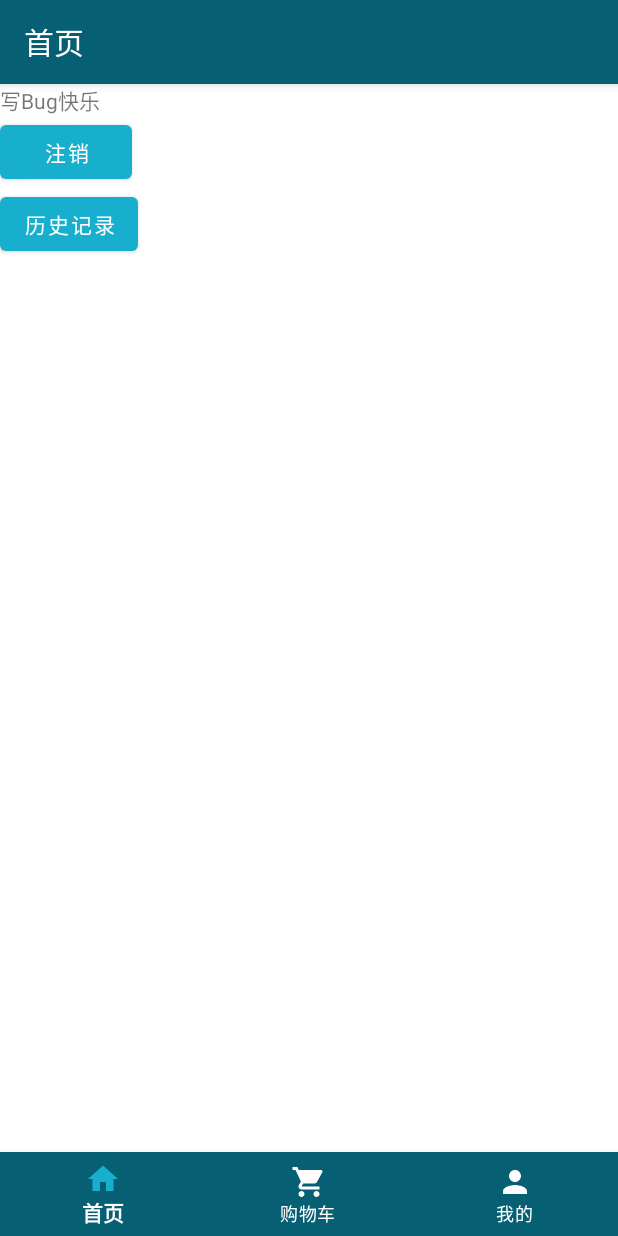
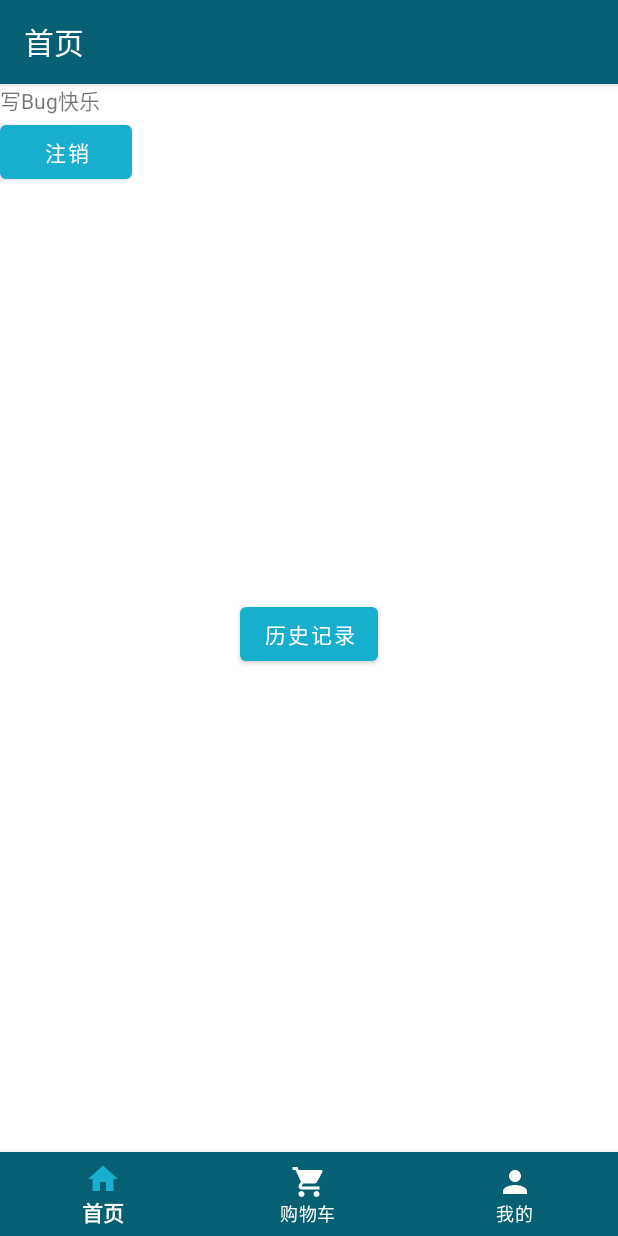
Before and after one commit to Haylen-Z/taohub, an Android app: the fragment MineFragment placed in its activity, on a phone screen of 412 x 824 dp. Run offline under Robolectric (Android 15) with nearby library versions, the phone set to English and light mode, and no system bars; our stand-ins replace Room's generated code, RxJava; 2 statements that could not run were skipped.

Commit message:
修改我的UI

```diff
--- a/app/src/main/res/layout/fragment_mine.xml
+++ b/app/src/main/res/layout/fragment_mine.xml
@@ -12,6 +12,11 @@
         android:layout_width="wrap_content"
         android:layout_height="wrap_content"/>
 
+    <com.google.android.material.circularreveal.CircularRevealRelativeLayout
+        android:layout_width="match_parent"
+        android:layout_height="match_parent">
+
+
         <com.google.android.material.button.MaterialButton
             android:text="注销"
             android:id="@+id/logout"
@@ -22,6 +27,9 @@
             android:id="@+id/history"
             android:text="历史记录"
             android:layout_width="wrap_content"
-        android:layout_height="wrap_content" />
+            android:layout_height="wrap_content"
+            android:layout_centerVertical="true"
+            android:layout_centerHorizontal="true"/>
 
+    </com.google.android.material.circularreveal.CircularRevealRelativeLayout>
 </androidx.appcompat.widget.LinearLayoutCompat>
```
Lines whose indentation alone changed are shown as unchanged.
